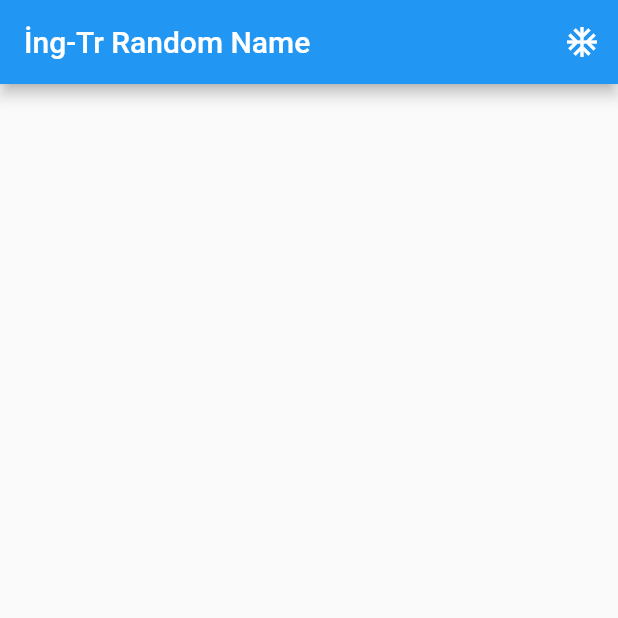
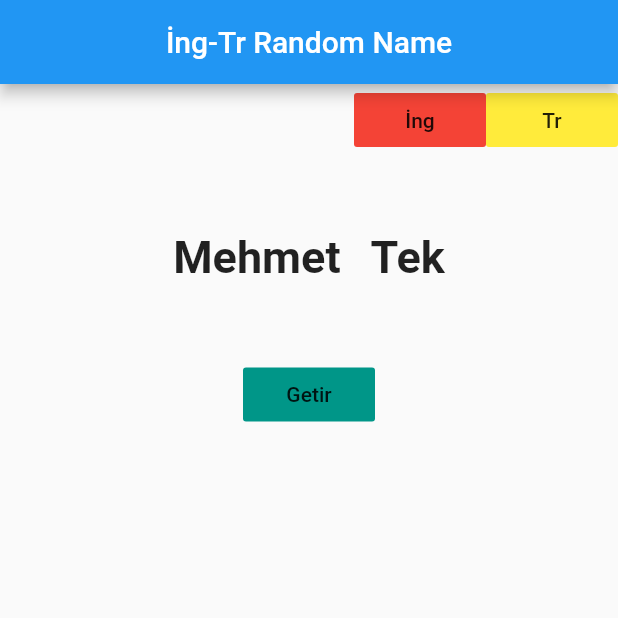
Before and after one commit to mehmettek/ing-tr-rastgele-isim, a Flutter app: the screen it shows after launch, on a phone screen of 412 x 824 dp, the top half of it. Run offline on Flutter 3.47's test engine with Material 2 defaults, Android fonts, the phone set to English and light mode, and no system bars.

Commit message:
commit 23.02

```diff
--- a/lib/main.dart
+++ b/lib/main.dart
@@ -1,4 +1,5 @@
 import 'package:flutter/material.dart';
+import 'dart:math';
 
 void main() => runApp(MyApp());
 class MyApp extends StatelessWidget{
@@ -7,6 +8,7 @@ class MyApp extends StatelessWidget{
      return MaterialApp(
        title: "Rastgele İsim Generator",
        home:MyHomePage(),
+     debugShowCheckedModeBanner: false,
      );
   }
 }
@@ -16,16 +18,87 @@ class  MyHomePage extends StatefulWidget {
 }
 
 class _MyHomePageState extends State<MyHomePage> {
-  @override
+  String currentlang="tr";
+  String ad="Mehmet";
+  String soyad="Tek";
+  var trad=["Mehmet","Kemal","Ahmet","Mert","Deniz","Berkay","Onur","Doğan","Ayşe","Fatma","Begüm","Dilara","Tuğçe","Demet","Sevgi"];
+  var trsoyad=["Tek","Acar","Adıgüzel","Demir","Deniz","Ak","Akpınar","Akıllı"];
+    var ingad=["John","Tom","Kevin","Creed","Dwight","Jim","Angela","Oscar","Pam","Toby","Ryan","Kelly","Meredith","Holly","Karen","Stanley"];
+  var ingsoyad=["Krasinksi","Beesly","Schrute","Halpert","Scoot","Bernard","Malone","Howard","Kappor","Hudson","Palmer","Flax","Martin"];
+static var rnd=new Random();
+int sayi=rnd.nextInt(8);
+
+    @override
   Widget build(BuildContext context) {
     return Scaffold(
       appBar: AppBar(title: Text("İng-Tr Random Name"),
-      actions: <Widget>[
-        IconButton(
-          icon: Icon(Icons.ac_unit),
-          onPressed: () {},
+      centerTitle: true,
+      ),
+      body: Container(
+        child:Column(
+          children: <Widget>[
+        Row(
+          mainAxisAlignment: MainAxisAlignment.end,
+          children: <Widget>[
+            FlatButton(
+              highlightColor: Colors.yellow,
+              color: Colors.red,
+              child: Text("İng"),
+              onPressed: (){
+                setState(() {
+                 currentlang="ing";
+                });
+              },
+            ),
+            FlatButton(
+              highlightColor: Colors.red,
+              color: Colors.yellow,
+              child: Text("Tr"),
+              onPressed: (){
+                setState(() {
+                 currentlang="tr";
+                });
+              },
+            ),
+           ],
         ),
-      ],),
+        SizedBox(height: 50.0,),
+        Row(
+          mainAxisAlignment: MainAxisAlignment.center,
+          children: <Widget>[
+
+        Text(ad,style: TextStyle(fontWeight: FontWeight.bold,fontSize: 30.0),),
+        Padding(padding: EdgeInsets.only(left: 20.0),),
+        Text(soyad,style: TextStyle(fontWeight: FontWeight.bold,fontSize: 30.0),),
+          ],
+        ),
+        SizedBox(height: 50.0,),
+            FlatButton(
+              highlightColor: Colors.red,
+              color: Colors.teal,
+              child: Text("Getir"),
+              onPressed: (){
+                    uret();
+               },
+            ),
+
+        ],
+        ),
+      ),
     );
   }
+  void uret(){
+    if(currentlang=="tr"){
+      setState(() {
+        ad=trad[sayi=rnd.nextInt(trad.length)];
+        soyad=trsoyad[sayi=rnd.nextInt(trsoyad.length)];
+      });
+       }else
+       {
+         setState(() {
+        ad=ingad[sayi=rnd.nextInt(ingad.length)];
+        soyad=ingsoyad[sayi=rnd.nextInt(ingsoyad.length)];
+      });
+       }
+  }
 }
```
